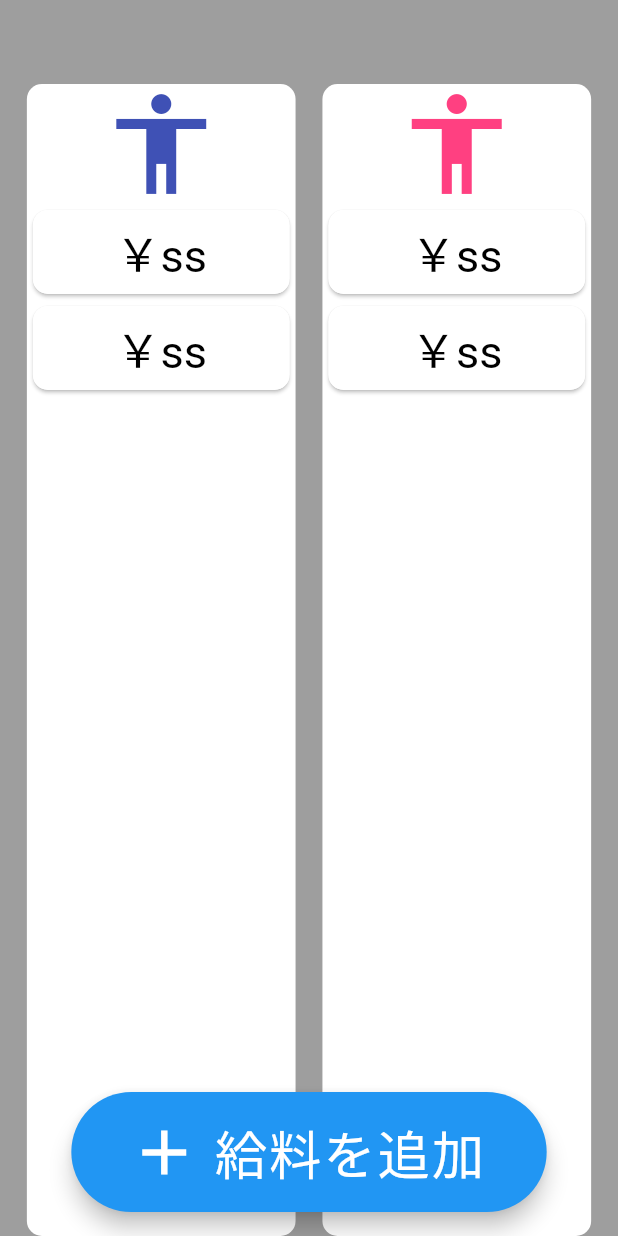
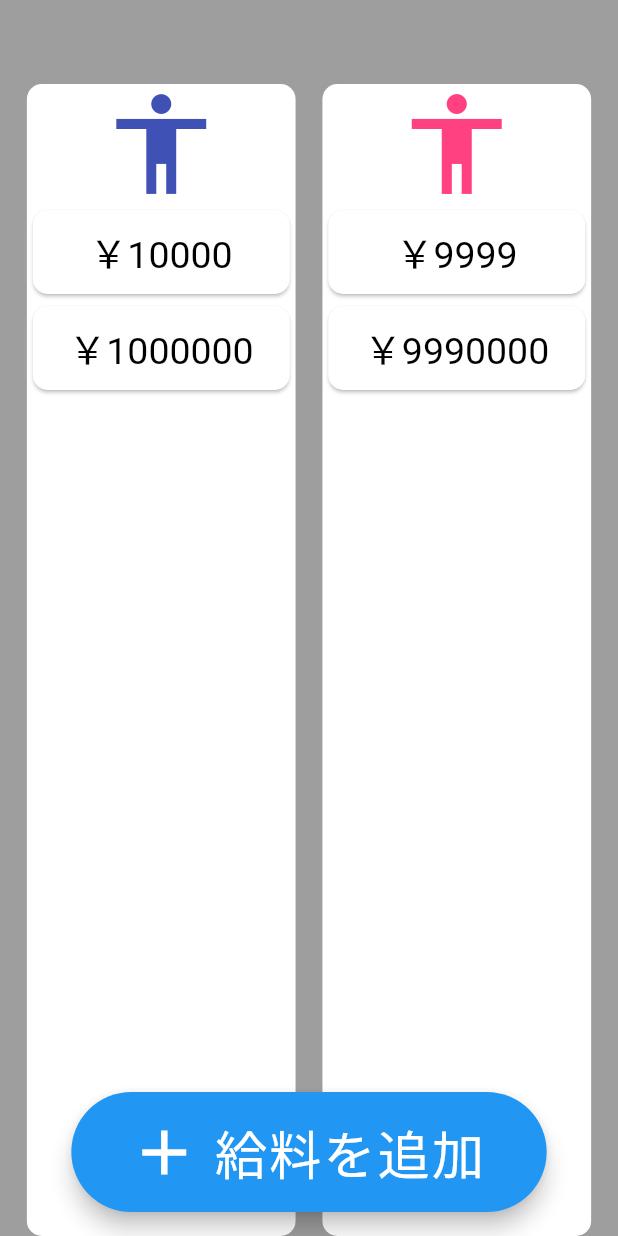
Before and after one commit to iseruuuuu/couple_money_app, a Flutter app: the screen it shows after launch, on a phone screen of 412 x 824 dp. Run offline on Flutter 3.47's test engine with Material 2 defaults, Android fonts, the phone set to English and light mode, and no system bars; our stand-ins replace freezed_annotation, state_notifier; missing offline and left inert: flutter_state_notifier.

Commit message:
fix: change fontsize

```diff
--- a/lib/component/mens_list_item.dart
+++ b/lib/component/mens_list_item.dart
@@ -4,8 +4,8 @@ class MensListItem extends StatelessWidget {
   MensListItem({Key? key}) : super(key: key);
 
   List todoList = [
-    'ss',
-    'ss',
+    '10000',
+    '1000000',
   ];
 
   @override
@@ -42,7 +42,7 @@ class MensListItem extends StatelessWidget {
                             child: Text(
                               '￥' + todoList[index],
                               style: const TextStyle(
-                                fontSize: 30,
+                                fontSize: 25,
                                 color: Colors.black,
                               ),
                             ),
--- a/lib/component/womans_list_item.dart
+++ b/lib/component/womans_list_item.dart
@@ -4,8 +4,8 @@ class WomansListItem extends StatelessWidget {
   WomansListItem({Key? key}) : super(key: key);
 
   List todoList = [
-    'ss',
-    'ss',
+    '9999',
+    '9990000',
   ];
 
   @override
@@ -42,7 +42,7 @@ class WomansListItem extends StatelessWidget {
                             child: Text(
                               '￥' + todoList[index],
                               style: const TextStyle(
-                                fontSize: 30,
+                                fontSize: 25,
                                 color: Colors.black,
                               ),
                             ),
```
